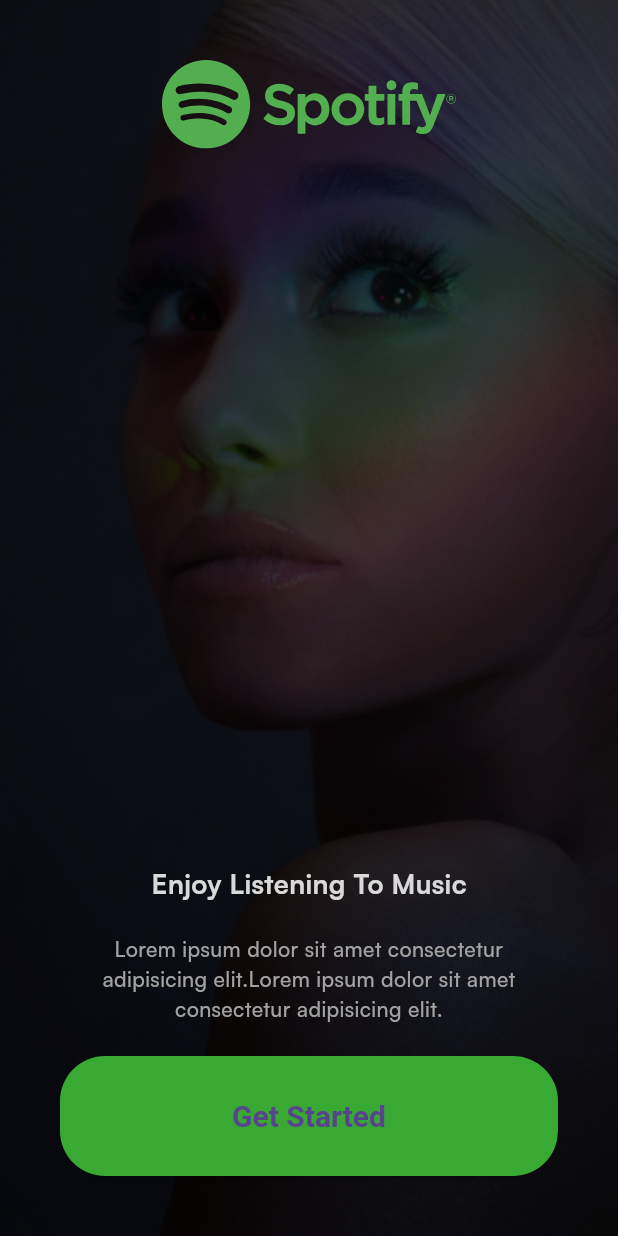
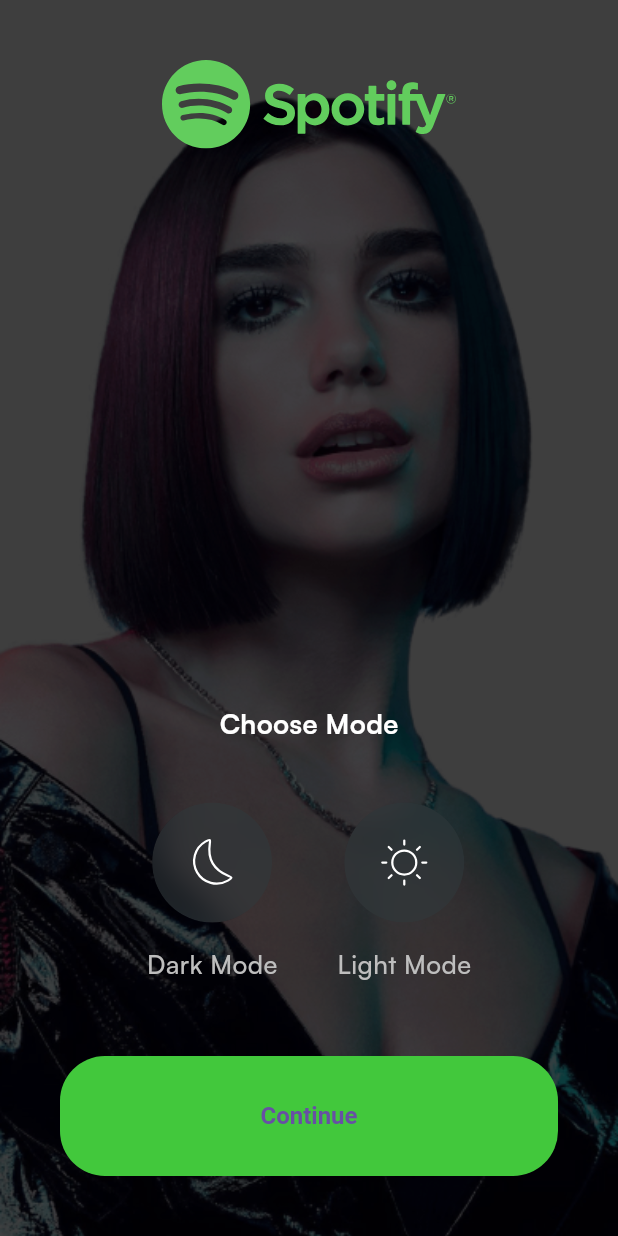
Before and after one commit to KessieBismark/spotify, a Flutter app: the screen it shows after launch, after a tap on "Get Started", on a phone screen of 412 x 824 dp. Run offline on Flutter 3.47's test engine with Material 3 defaults, Android fonts, the phone set to English and light mode, and no system bars; our stand-ins replace flutter_bloc, flutter_svg, hydrated_bloc.

```diff
--- a/lib/core/configs/assets/app_images.dart
+++ b/lib/core/configs/assets/app_images.dart
@@ -1,4 +1,7 @@
-class AppImages{
+class AppImages {
   static const String basePath = 'assets/images/';
-  static const String introBackgroud= '${basePath}intro_bg.png';
+
+  static const String introBackgroud = '${basePath}intro_bg.png';
+  static const String chooseModeBG = '${basePath}choose_mode_bg.png';
+  static const String authBG = '${basePath}auth_bg.png';
 }
--- a/lib/core/configs/assets/app_vectors.dart
+++ b/lib/core/configs/assets/app_vectors.dart
@@ -1,5 +1,9 @@
-class AppVectors{
+class AppVectors {
   static const String basePath = 'assets/vectors/';
   static const String format = '.svg';
-  static const String logo= '${basePath}spotify_logo$format';
+  static const String logo = '${basePath}spotify_logo$format';
+  static const String sun = '${basePath}sun$format';
+  static const String moon = '${basePath}moon$format';
+  static const String topPattern = '${basePath}top_pattern$format';
+  static const String bottomPattern = '${basePath}bottom_pattern$format';
 }
--- a/lib/core/configs/theme/app_theme.dart
+++ b/lib/core/configs/theme/app_theme.dart
@@ -1,39 +1,44 @@
 import 'package:flutter/material.dart';
 import 'package:spotify/core/configs/theme/app_color.dart';
 
-class AppTheme{
-
+class AppTheme {
   static final lightTheme = ThemeData(
     primaryColor: AppColors.primaryColor,
     scaffoldBackgroundColor: AppColors.lightBackground,
     brightness: Brightness.light,
-    fontFamily:'Satoshi' ,
+    fontFamily: 'Satoshi',
     elevatedButtonTheme: ElevatedButtonThemeData(
       style: ElevatedButton.styleFrom(
+        elevation: 0,
         backgroundColor: AppColors.primaryColor,
-        textStyle:const TextStyle(fontSize: 20 , fontWeight: FontWeight.bold),
+        textStyle: const TextStyle(
+          fontSize: 16,
+          fontWeight: FontWeight.bold,
+        ),
         shape: RoundedRectangleBorder(
-          borderRadius: BorderRadius.circular(30)
-        )
-      )
-    )
-
+          borderRadius: BorderRadius.circular(30),
+        ),
+      ),
+    ),
   );
 
-   static final darkTheme = ThemeData(
+  static final darkTheme = ThemeData(
     primaryColor: AppColors.primaryColor,
     scaffoldBackgroundColor: AppColors.darkBackground,
     brightness: Brightness.dark,
-    fontFamily:'Satoshi' ,
+    fontFamily: 'Satoshi',
     elevatedButtonTheme: ElevatedButtonThemeData(
       style: ElevatedButton.styleFrom(
+        elevation: 0,
         backgroundColor: AppColors.primaryColor,
-        textStyle:const TextStyle(fontSize: 20 , fontWeight: FontWeight.bold),
+        textStyle: const TextStyle(
+          fontSize: 16,
+          fontWeight: FontWeight.bold,
+        ),
         shape: RoundedRectangleBorder(
-          borderRadius: BorderRadius.circular(30)
-        )
-      )
-    )
-
+          borderRadius: BorderRadius.circular(30),
+        ),
+      ),
+    ),
   );
 }
--- /dev/null
+++ b/lib/helpers/is_dark_mode.dart
@@ -0,0 +1,7 @@
+import 'package:flutter/material.dart';
+
+extension DarkMode on BuildContext{
+  bool get IsDarkMode{
+    return Theme.of(this).brightness == Brightness.dark;
+  }
+}
--- a/lib/main.dart
+++ b/lib/main.dart
@@ -1,21 +1,37 @@
+import 'package:flutter/foundation.dart';
 import 'package:flutter/material.dart';
+import 'package:flutter_bloc/flutter_bloc.dart';
+import 'package:hydrated_bloc/hydrated_bloc.dart';
+import 'package:path_provider/path_provider.dart';
 import 'package:spotify/core/configs/theme/app_theme.dart';
+import 'package:spotify/presentation/choose_mode/bloc/theme_cubit.dart';
 import 'package:spotify/presentation/pages/splash.dart';
 
-void main() {
+void main() async {
+  WidgetsFlutterBinding.ensureInitialized();
+  HydratedBloc.storage = await HydratedStorage.build(
+    storageDirectory: kIsWeb
+        ? HydratedStorage.webStorageDirectory
+        : await getApplicationDocumentsDirectory(),
+  );
   runApp(const MyApp());
 }
 
 class MyApp extends StatelessWidget {
   const MyApp({super.key});
 
-  // This widget is the root of your application.
   @override
   Widget build(BuildContext context) {
-    return MaterialApp(
-      debugShowCheckedModeBanner: false,
-      theme: AppTheme.lightTheme,
-      home:const SplashPage()
+    return MultiBlocProvider(
+      providers: [BlocProvider(create: (_) => ThemeCubit())],
+      child: BlocBuilder<ThemeCubit, ThemeMode>(
+        builder: (context, mode) => MaterialApp(
+            debugShowCheckedModeBanner: false,
+            theme: AppTheme.lightTheme,
+            themeMode: mode,
+            darkTheme: AppTheme.darkTheme,
+            home: const SplashPage()),
+      ),
     );
   }
 }
--- /dev/null
+++ b/lib/presentation/choose_mode/bloc/theme_cubit.dart
@@ -0,0 +1,20 @@
+
+import 'package:flutter/material.dart';
+import 'package:hydrated_bloc/hydrated_bloc.dart';
+
+class ThemeCubit extends HydratedCubit<ThemeMode>{
+  ThemeCubit(): super(ThemeMode.system);
+
+void updateTheme(ThemeMode themeMode)=> emit(themeMode);
+
+  @override
+  ThemeMode? fromJson(Map<String, dynamic> json) {
+  return ThemeMode.values[json['theme'] as int];
+  }
+
+  @override
+  Map<String, dynamic>? toJson(ThemeMode state) {
+    return {'theme': state.index};
+  }
+
+}
--- /dev/null
+++ b/lib/presentation/choose_mode/pages/choose_mode.dart
@@ -0,0 +1,155 @@
+import 'dart:ui';
+
+import 'package:flutter/material.dart';
+import 'package:flutter_bloc/flutter_bloc.dart';
+import 'package:flutter_svg/svg.dart';
+import 'package:spotify/common/widgets/button/basic_app_button.dart';
+import 'package:spotify/core/configs/assets/app_images.dart';
+import 'package:spotify/core/configs/assets/app_vectors.dart';
+import 'package:spotify/core/configs/theme/app_color.dart';
+import 'package:spotify/presentation/choose_mode/bloc/theme_cubit.dart';
+
+import '../../auth/pages/signup_or_signin.dart';
+
+class ChooseModePage extends StatelessWidget {
+  const ChooseModePage({super.key});
+
+  @override
+  Widget build(BuildContext context) {
+    return Scaffold(
+      body: Stack(
+        children: [
+          Container(
+            padding: const EdgeInsets.symmetric(vertical: 40, horizontal: 40),
+            decoration: const BoxDecoration(
+              image: DecorationImage(
+                fit: BoxFit.cover,
+                image: AssetImage(AppImages.chooseModeBG),
+              ),
+            ),
+          ),
+          Container(
+            color: Colors.black.withOpacity(0.15),
+          ),
+          Padding(
+            padding: const EdgeInsets.symmetric(vertical: 40, horizontal: 40),
+            child: Column(
+              children: [
+                Align(
+                    alignment: Alignment.topCenter,
+                    child: SvgPicture.asset(AppVectors.logo)),
+                const Spacer(),
+                const Text(
+                  'Choose Mode',
+                  style: TextStyle(
+                      fontWeight: FontWeight.bold,
+                      color: Colors.white,
+                      fontSize: 18),
+                ),
+                const SizedBox(
+                  height: 40,
+                ),
+                Row(
+                  mainAxisAlignment: MainAxisAlignment.center,
+                  children: [
+                    Column(
+                      children: [
+                        GestureDetector(
+                          onTap: () {
+                            context
+                                .read<ThemeCubit>()
+                                .updateTheme(ThemeMode.dark);
+                          },
+                          child: ClipOval(
+                            child: BackdropFilter(
+                              filter: ImageFilter.blur(sigmaX: 10, sigmaY: 10),
+                              child: Container(
+                                height: 80,
+                                width: 80,
+                                decoration: BoxDecoration(
+                                    color: const Color(0xff30393c)
+                                        .withOpacity(0.5),
+                                    shape: BoxShape.circle),
+                                child: SvgPicture.asset(AppVectors.moon,
+                                    fit: BoxFit.none),
+                              ),
+                            ),
+                          ),
+                        ),
+                        const SizedBox(
+                          height: 15,
+                        ),
+                        const Text(
+                          'Dark Mode',
+                          style: TextStyle(
+                              fontWeight: FontWeight.w500,
+                              fontSize: 17,
+                              color: AppColors.grey),
+                        )
+                      ],
+                    ),
+                    const SizedBox(
+                      width: 40,
+                    ),
+                    Column(
+                      children: [
+                        GestureDetector(
+                          onTap: () {
+                            context
+                                .read<ThemeCubit>()
+                                .updateTheme(ThemeMode.light);
+                          },
+                          child: ClipOval(
+                            child: BackdropFilter(
+                              filter: ImageFilter.blur(sigmaX: 10, sigmaY: 10),
+                              child: Container(
+                                height: 80,
+                                width: 80,
+                                decoration: BoxDecoration(
+                                    color: const Color(0xff30393c)
+                                        .withOpacity(0.5),
+                                    shape: BoxShape.circle),
+                                child: SvgPicture.asset(
+                                  AppVectors.sun,
+                                  fit: BoxFit.none,
+                                ),
+                              ),
+                            ),
+                          ),
+                        ),
+                        const SizedBox(
+                          height: 15,
+                        ),
+                        const Text(
+                          'Light Mode',
+                          style: TextStyle(
+                              fontWeight: FontWeight.w500,
+                              fontSize: 17,
+                              color: AppColors.grey),
+                        )
+                      ],
+                    ),
+                  ],
+                ),
+                const SizedBox(
+                  height: 50,
+                ),
+                BasicAppButton(
+                    onPressed: () {
+                      Navigator.push(
+                        context,
+                        MaterialPageRoute(
+                          builder: (BuildContext context) =>
+                              const SignupOrSigninPage(),
+                        ),
+                      );
+                    },
+                    title: 'Continue')
+              ],
+            ),
+          ),
+        ],
+      ),
+    );
+  }
+}
--- a/lib/presentation/intro/pages/get_started.dart
+++ b/lib/presentation/intro/pages/get_started.dart
@@ -4,6 +4,7 @@ import 'package:spotify/common/widgets/button/basic_app_button.dart';
 import 'package:spotify/core/configs/assets/app_images.dart';
 import 'package:spotify/core/configs/assets/app_vectors.dart';
 import 'package:spotify/core/configs/theme/app_color.dart';
+import 'package:spotify/presentation/choose_mode/pages/choose_mode.dart';
 
 class GetStartedPage extends StatelessWidget {
   const GetStartedPage({super.key});
@@ -21,6 +22,12 @@ class GetStartedPage extends StatelessWidget {
                 image: AssetImage(AppImages.introBackgroud),
               ),
             ),
+          ),
+          Container(
+            color: Colors.black.withOpacity(0.15),
+          ),
+          Padding(
+            padding: const EdgeInsets.symmetric  (vertical: 40,horizontal: 40),
             child: Column(
               children: [
                 Align(
@@ -50,15 +57,18 @@ class GetStartedPage extends StatelessWidget {
                 ),
                 BasicAppButton(
                     onPressed: () {
-                      //  Navigator.pushReplacement(context, (BuildContext context)=> );
+                      Navigator.push(
+                        context,
+                        MaterialPageRoute(
+                          builder: (BuildContext context) =>
+                              const ChooseModePage(),
+                        ),
+                      );
                     },
                     title: 'Get Started')
               ],
             ),
           ),
-          Container(
-            color: Colors.black.withOpacity(0.15),
-          )
         ],
       ),
     );
--- a/pubspec.yaml
+++ b/pubspec.yaml
@@ -10,10 +10,12 @@ dependencies:
   cupertino_icons: ^1.0.6
   flutter:
     sdk: flutter
+  flutter_bloc: ^8.1.6
   flutter_svg: ^2.0.10+1
+  hydrated_bloc: ^9.1.5
+  path_provider: ^2.1.3
 
 dev_dependencies:
-
   flutter_lints: ^3.0.0
   flutter_test:
     sdk: flutter
```
Also changed, not shown: lib/common/widgets/appbar/appbar.dart (added, +33 -0 lines), lib/presentation/auth/pages/signup_or_signin.dart (added, +95 -0 lines), pubspec.lock, 12 other files.
